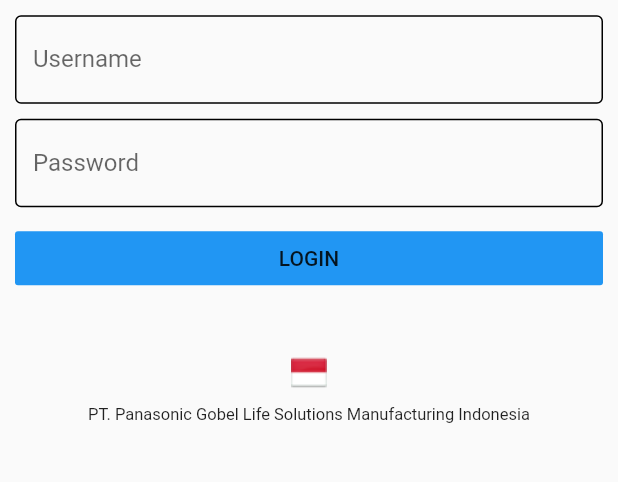
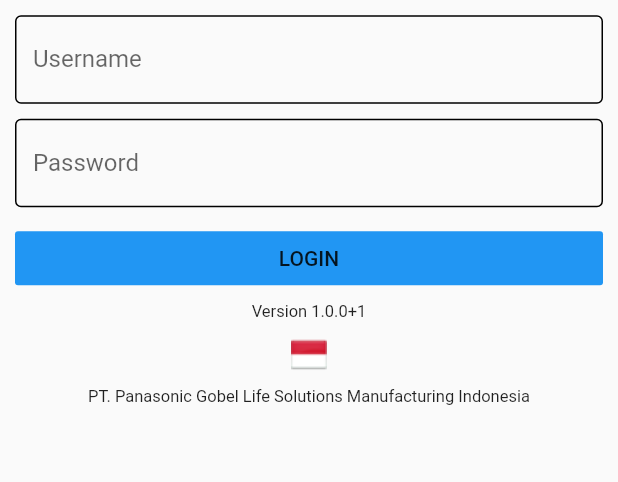
Before and after one commit to aldirizaldi14/OrbitAndroid, a Flutter app: the screen it shows after launch, on a phone screen of 412 x 824 dp, the part 475-957 px from its top. Run offline on Flutter 3.47's test engine with Material 2 defaults, Android fonts, the phone set to English and light mode, and no system bars; our stand-ins replace flutter_form_builder, font_awesome_flutter, qr_flutter, random_string, shared_preferences, sqflite and 1 more; missing offline and left inert: flutter_barcode_scanner; accounts and stored records are empty.

Commit message:
- perbaikan

```diff
--- a/lib/api_services.dart
+++ b/lib/api_services.dart
@@ -18,8 +18,8 @@ import 'package:unified_process/model/transferdet_model.dart';
 import 'package:unified_process/model/warehouse_model.dart';
 import 'package:unified_process/helper/database_helper.dart';
 
-String api_url = "http://192.168.1.9/api/";
-//String api_url = "http://137.40.52.103/up/public/api/";
+//String api_url = "http://192.168.1.9/api/";
+String api_url = "http://137.40.52.103/up/public/api/";
 
 Future<dynamic> apiLogin(String user, String passw) async {
   try{
--- a/lib/login.dart
+++ b/lib/login.dart
@@ -47,7 +47,7 @@ class LoginState extends State<LoginClass> {
             ),
           ),
           Container(
-            padding: EdgeInsets.fromLTRB(10, 0, 10, 10),
+            padding: EdgeInsets.fromLTRB(10, 0, 10, 5),
             width: double.infinity,
             child: (
               FlatButton(
@@ -91,7 +91,13 @@ class LoginState extends State<LoginClass> {
             ),
           ),
           Container(
-            padding: EdgeInsets.fromLTRB(10, 30, 10, 10),
+              padding: EdgeInsets.fromLTRB(5, 0, 5, 0),
+              child: Center(
+                child: Text('Version 1.0.0+1', style: TextStyle(fontSize: 11),)
+              )
+          ),
+          Container(
+            padding: EdgeInsets.fromLTRB(10, 10, 10, 10),
             child: Center(
               child: Image.asset('assets/images/flag-id.png'),
             )
```
Also changed, not shown: 1 other file.
